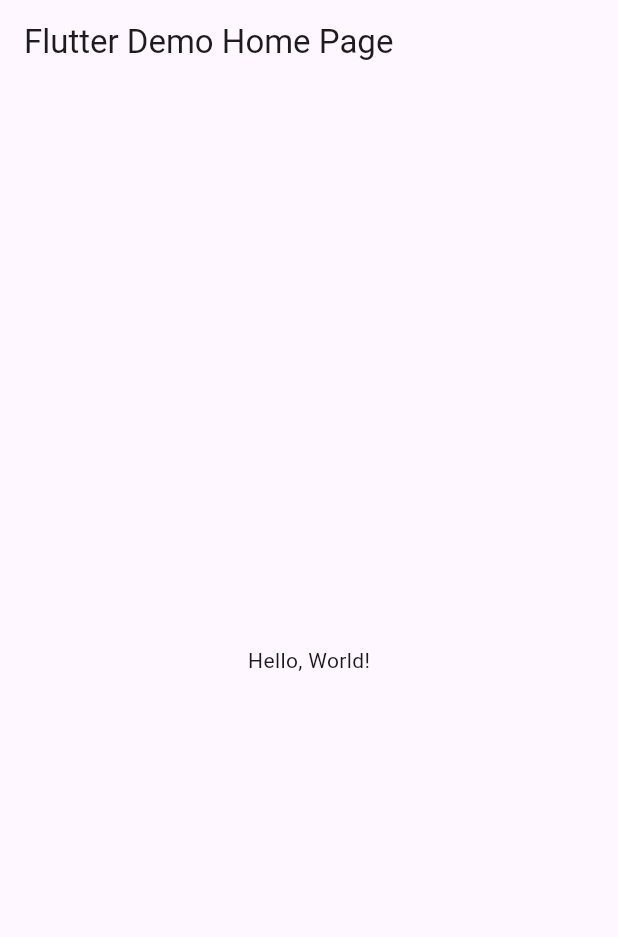
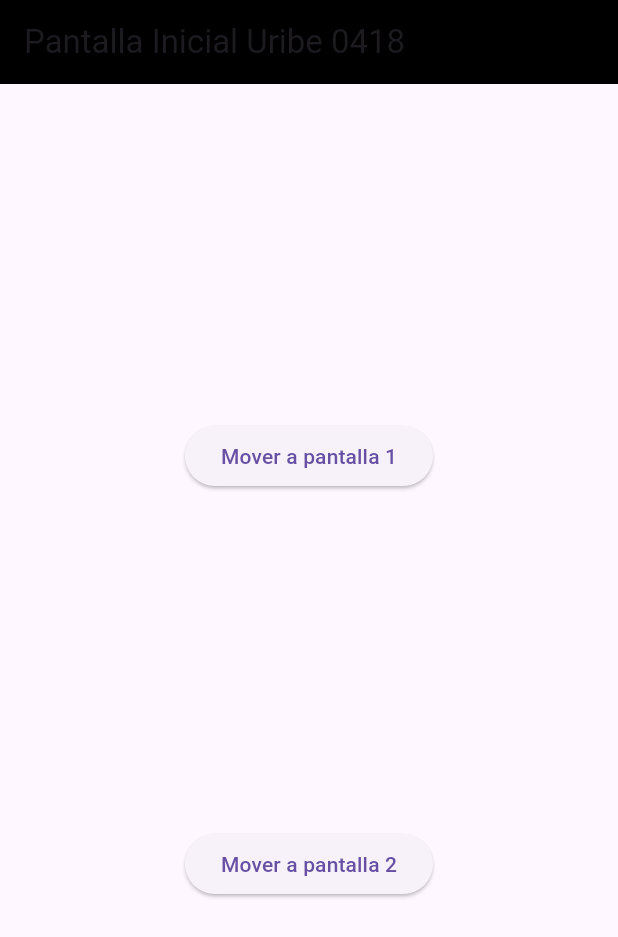
Before and after one commit to UribeV128/p15router0418, a Flutter app: the screen it shows after launch, on a phone screen of 412 x 824 dp. Shown: the top 937 px of the screen. Run offline on Flutter 3.47's test engine with Material 3 defaults, Android fonts, the phone set to English and light mode, and no system bars.

```diff
--- a/lib/main.dart
+++ b/lib/main.dart
@@ -1,43 +1,22 @@
 import 'package:flutter/material.dart';
+import 'package:uribe0418/pantalla2_0418.dart';
+import 'package:uribe0418/pantalla1_0418.dart';
+import 'package:uribe0418/pantallainicial_0418.dart';
 
-void main() => runApp(MyApp());
+void main() => runApp(MiApp0418());
 
-class MyApp extends StatelessWidget {
-  const MyApp({super.key});
-  // This widget is the root of your application.
+class MiApp0418 extends StatelessWidget {
+  const MiApp0418({Key? key}) : super(key: key);
+
   @override
   Widget build(BuildContext context) {
     return MaterialApp(
-      // Application name
-      title: 'Flutter Hello World',
-      // Application theme data, you can set the colors for the application as
-      // you want
-      theme: ThemeData(
-        // useMaterial3: true,
-        primarySwatch: Colors.blue,
-      ),
-      // A widget which will be started on application startup
-      home: MyHomePage(title: 'Flutter Demo Home Page'),
+      initialRoute: "/",
+      routes: {
+        "/": (context) => const PantallaInicial_0418(),
+        "/Pantalla1_0418": (context) => const Pantalla1_0418(),
+        "/Pantalla2_0418": (context) => const Pantalla2_0418(),
+      }, // rutas de paginas
     );
-  }
-}
-
-class MyHomePage extends StatelessWidget {
-  final String title;
-  const MyHomePage({super.key, required this.title});
-
-  @override
-  Widget build(BuildContext context) {
-    return Scaffold(
-      appBar: AppBar(
-        // The title text which will be shown on the action bar
-        title: Text(title),
-      ),
-      body: Center(
-        child: Text(
-          'Hello, World!',
-        ),
-      ),
-    );
-  }
-}
+  } //Fin Widget
+} // fin MiApp0418
--- /dev/null
+++ b/lib/pantalla1_0418.dart
@@ -0,0 +1,30 @@
+//Pantalla1_0418
+import 'package:flutter/material.dart';
+
+class Pantalla1_0418 extends StatelessWidget {
+  const Pantalla1_0418({Key? key}) : super(key: key);
+
+  @override
+  Widget build(BuildContext context) {
+    return Scaffold(
+        appBar: AppBar(
+          title: const Text("Pantalla1 Uribe0418"),
+          backgroundColor: Colors.blueAccent,
+        ),
+        body: Center(
+          child: Column(
+            mainAxisAlignment: MainAxisAlignment.spaceEvenly,
+            children: [
+              ElevatedButton(
+                onPressed: () {},
+                child: const Text("Pantalla"),
+              ),
+              Container(
+                padding: const EdgeInsets.all(16.0),
+                child: const Text("Vivian Uribe"),
+              )
+            ],
+          ),
+        ));
+  }
+}
--- /dev/null
+++ b/lib/pantalla2_0418.dart
@@ -0,0 +1,26 @@
+//Pantalla1_0418
+import 'package:flutter/material.dart';
+
+class Pantalla2_0418 extends StatelessWidget {
+  const Pantalla2_0418({Key? key}) : super(key: key);
+
+  @override
+  Widget build(BuildContext context) {
+    return Scaffold(
+      appBar: AppBar(
+        title: const Text(" Pantalla2 Uribe0418"),
+        backgroundColor: Colors.blueGrey,
+      ),
+      body: Center(
+          child: Column(
+        mainAxisAlignment: MainAxisAlignment.center,
+        children: [
+          ElevatedButton(
+            onPressed: () {},
+            child: const Text("Pantalla"),
+          ),
+        ],
+      )),
+    );
+  }
+} // Fin pantalla
--- /dev/null
+++ b/lib/pantallainicial_0418.dart
@@ -0,0 +1,35 @@
+import 'package:flutter/material.dart';
+
+//PantallaInicial_0418
+//
+class PantallaInicial_0418 extends StatelessWidget {
+  const PantallaInicial_0418({Key? key}) : super(key: key);
+
+  @override
+  Widget build(BuildContext context) {
+    return Scaffold(
+      appBar: AppBar(
+        title: Text("Pantalla Inicial Uribe 0418"),
+        backgroundColor: Colors.black,
+      ),
+      body: Center(
+          child: Column(
+        mainAxisAlignment: MainAxisAlignment.spaceEvenly,
+        children: [
+          ElevatedButton(
+            onPressed: () {
+              Navigator.pushNamed(context, "/Pantalla1_0418");
+            },
+            child: const Text("Mover a pantalla 1"),
+          ),
+          ElevatedButton(
+            onPressed: () {
+              Navigator.pushNamed(context, "/Pantalla2_0418");
+            },
+            child: const Text("Mover a pantalla 2"),
+          ),
+        ], //ninos
+      )),
+    );
+  }
+} //Pantalla Inicial
```
